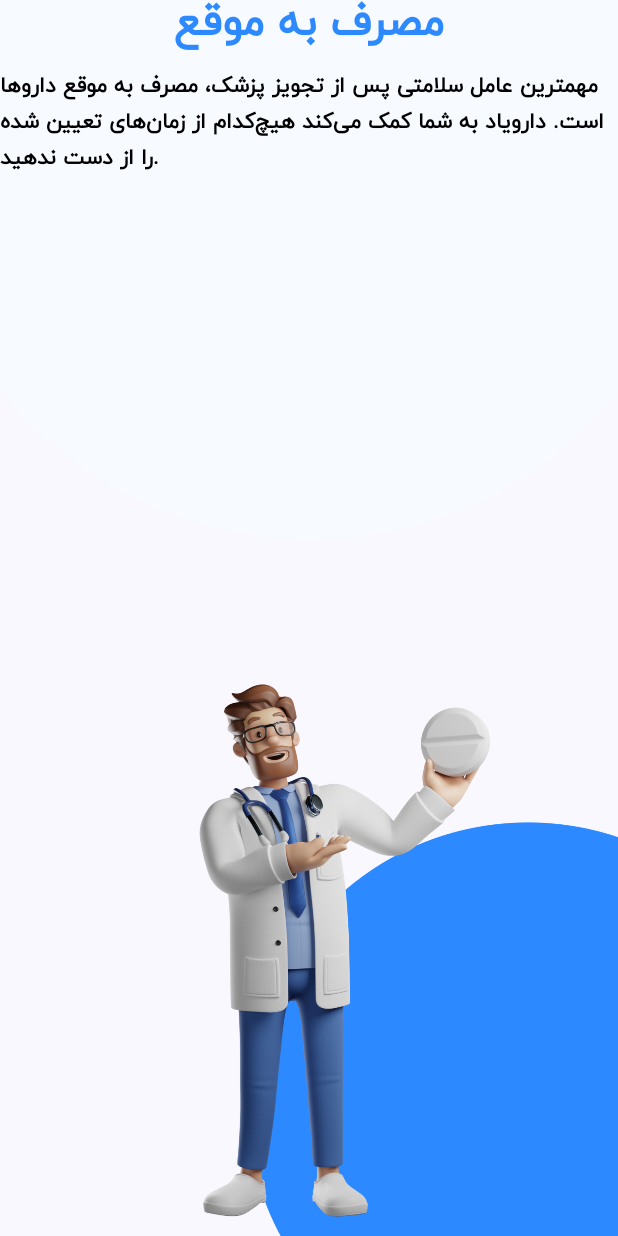
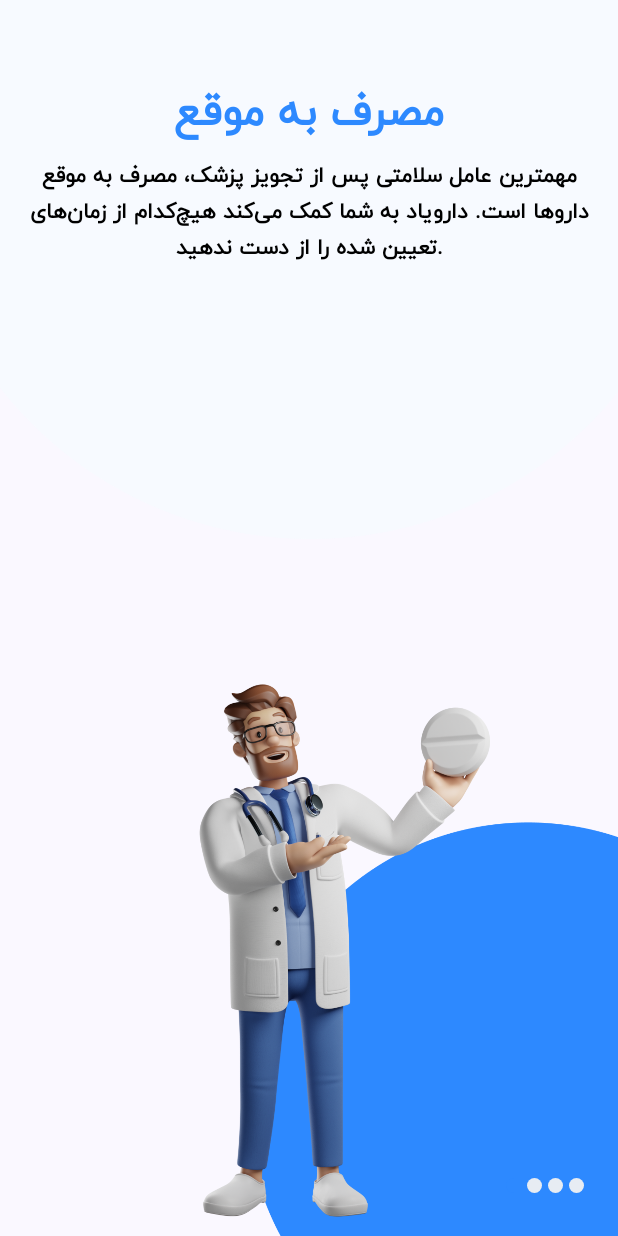
Before and after one commit to adel4780/Darooyad2, an Android app built with Jetpack Compose: the screen it shows after launch (MainActivity), on a phone screen of 412 x 824 dp. Run offline under Robolectric (Android 15) with nearby library versions, the phone set to English and light mode, and no system bars.

Commit message:
Change the onboarding page by dragging to the sides of the page

```diff
--- a/app/src/main/java/com/daroyad/daroyad/core/Nav.kt
+++ b/app/src/main/java/com/daroyad/daroyad/core/Nav.kt
@@ -16,7 +16,7 @@ fun Nav() {
 
     NavHost(navController = navHostController, startDestination = "splash_page") {
         composable("splash_page") {
-            SplashPage(navHostController)
+            OnboardingPage(navHostController)
         }
         composable("onboarding_page") {
             OnboardingPage(navHostController)
--- a/app/src/main/java/com/daroyad/daroyad/views/pages/onboarding/OnboardingPage.kt
+++ b/app/src/main/java/com/daroyad/daroyad/views/pages/onboarding/OnboardingPage.kt
@@ -1,42 +1,77 @@
 package com.daroyad.daroyad.views.pages.onboarding
 
+import androidx.compose.animation.core.animateFloatAsState
+import androidx.compose.animation.core.animateIntAsState
+import androidx.compose.animation.core.spring
 import androidx.compose.foundation.Image
+import androidx.compose.foundation.gestures.detectDragGestures
+import androidx.compose.foundation.gestures.detectHorizontalDragGestures
 import androidx.compose.foundation.layout.Arrangement
 import androidx.compose.foundation.layout.Box
 import androidx.compose.foundation.layout.Column
 import androidx.compose.foundation.layout.fillMaxSize
+import androidx.compose.foundation.layout.offset
 import androidx.compose.foundation.layout.padding
-import androidx.compose.foundation.lazy.LazyColumn
-import androidx.compose.material3.Scaffold
+import androidx.compose.foundation.layout.size
+import androidx.compose.material3.Slider
 import androidx.compose.material3.Text
 import androidx.compose.runtime.Composable
-import androidx.compose.runtime.LaunchedEffect
+import androidx.compose.runtime.DisposableEffect
+import androidx.compose.runtime.getValue
+import androidx.compose.runtime.mutableIntStateOf
+import androidx.compose.runtime.mutableStateOf
+import androidx.compose.runtime.remember
+import androidx.compose.runtime.setValue
 import androidx.compose.ui.Alignment
 import androidx.compose.ui.Modifier
+import androidx.compose.ui.geometry.Offset
 import androidx.compose.ui.graphics.Color
-import androidx.compose.ui.layout.VerticalAlignmentLine
+import androidx.compose.ui.input.pointer.consumeAllChanges
+import androidx.compose.ui.input.pointer.pointerInput
 import androidx.compose.ui.res.painterResource
 import androidx.compose.ui.res.stringResource
 import androidx.compose.ui.text.TextStyle
 import androidx.compose.ui.text.font.Font
 import androidx.compose.ui.text.font.FontFamily
 import androidx.compose.ui.text.font.FontWeight
+import androidx.compose.ui.text.style.TextAlign
+import androidx.compose.ui.unit.IntOffset
 import androidx.compose.ui.unit.dp
 import androidx.compose.ui.unit.sp
 import androidx.navigation.NavHostController
-import coil.compose.AsyncImage
 import com.daroyad.daroyad.R
-import kotlinx.coroutines.delay
-
-import com.daroyad.daroyad.views.pages.prescriptions.widgets.AddPrescription
-import com.daroyad.daroyad.views.pages.prescriptions.widgets.Prescription
+import kotlin.math.abs
 
 @Composable
 fun OnboardingPage(
     navHostController: NavHostController,
     modifier: Modifier = Modifier,
 ) {
+    var currentPage by remember { mutableIntStateOf(0) }
+    var x by remember { mutableStateOf(0.0f) }
+
     Column(
+        modifier = Modifier.pointerInput(Unit) {
+
+            detectHorizontalDragGestures(
+                onHorizontalDrag = { change, dragAmount ->
+                                   x = dragAmount
+                },
+                onDragStart = {},
+                onDragEnd = {
+                    if (x > 0 && currentPage <= 2) {
+                        // Dragged to the right
+                        currentPage++
+                    }
+
+                    if(x < 0 && currentPage >= 1){
+                        // Dragged to the left
+                        currentPage--
+                    }
+                },
+                onDragCancel = {},
+            )
+        },
         verticalArrangement = Arrangement.SpaceBetween
     ) {
         Box {
@@ -44,51 +79,72 @@ fun OnboardingPage(
                 painter = painterResource(
                     id = R.drawable.onboarding_background,
                 ),
-                contentDescription = "onboarding_background",
+                contentDescription = "onboarding_background"
             )
             Column(
+                modifier = modifier.padding(start = 15.0.dp, top = 60.0.dp, end = 15.0.dp),
                 verticalArrangement = Arrangement.Center,
-                horizontalAlignment = Alignment.CenterHorizontally,
+                horizontalAlignment = Alignment.CenterHorizontally
             ) {
                 Text(
                     text = stringResource(
-                        id = R.string.onboarding_title_1
+                        id = when (currentPage) {
+                            0 -> R.string.onboarding_title_1
+                            1 -> R.string.onboarding_title_2
+                            2 -> R.string.onboarding_title_3
+                            3 -> R.string.onboarding_title_4
+                            else -> throw IllegalArgumentException("Unknown page number: $currentPage")
+                        },
                     ),
-                    modifier = modifier.padding(
-                        bottom = 15.0.dp,
-                    ),
+                    modifier = modifier.padding(bottom = 15.0.dp),
                     style = TextStyle(
                         color = Color(0xFF2D89FF),
                         fontSize = 32.0.sp,
                         fontWeight = FontWeight.W700,
-                        fontFamily = FontFamily(
-                            Font(
-                                R.font.iranyekan_regular,
-                            ),
-                        ),
-                    ),
+                        fontFamily = FontFamily(Font(R.font.iranyekan_regular))
+                    )
                 )
                 Text(
                     text = stringResource(
-                        id = R.string.onboarding_description_1
-                    ),
-                    style = TextStyle(
+                        id = when (currentPage) {
+                            0 -> R.string.onboarding_description_1
+                            1 -> R.string.onboarding_description_2
+                            2 -> R.string.onboarding_description_3
+                            3 -> R.string.onboarding_description_4
+                            else -> throw IllegalArgumentException("Unknown page number: $currentPage")
+                        },
+                    ), style = TextStyle(
                         color = Color(0xFF000000),
                         fontSize = 16.0.sp,
                         fontWeight = FontWeight.W700,
-                        fontFamily = FontFamily(
-                            Font(
-                                R.font.iranyekan_regular,
-                            ),
-                        ),
+                        fontFamily = FontFamily(Font(R.font.iranyekan_regular)),
+                        textAlign = TextAlign.Center
                     ),
-                    lineHeight = 24.0.sp,
+                    lineHeight = 24.0.sp
                 )
             }
         }
-        Image(
-            painter = painterResource(id = R.drawable.onboarding_1),
-            contentDescription = "onboarding_1"
-        )
+        Box(
+            contentAlignment = Alignment.BottomEnd,
+            modifier = modifier
+        ) {
+            Image(
+                painter = painterResource(
+                    id = when (currentPage) {
+                        0 -> R.drawable.onboarding_1
+                        1 -> R.drawable.onboarding_2
+                        2 -> R.drawable.onboarding_3
+                        3 -> R.drawable.onboarding_4
+                        else -> throw IllegalArgumentException("Unknown page number: $currentPage")
+                    },
+                ),
+                contentDescription = "onboarding"
+            )
+            SmoothPageIndicator(
+                numPages = 4,
+                currentPage = currentPage,
+                modifier = modifier.padding(end = 20.0.dp, bottom = 30.0.dp)
+            )
+        }
     }
 }
--- /dev/null
+++ b/app/src/main/java/com/daroyad/daroyad/views/pages/onboarding/SmoothPageIndicator.kt
@@ -0,0 +1,79 @@
+package com.daroyad.daroyad.views.pages.onboarding
+
+import androidx.compose.animation.core.Animatable
+import androidx.compose.animation.core.tween
+import androidx.compose.foundation.Canvas
+import androidx.compose.foundation.layout.Box
+import androidx.compose.foundation.layout.Row
+import androidx.compose.foundation.layout.fillMaxWidth
+import androidx.compose.foundation.layout.height
+import androidx.compose.foundation.layout.padding
+import androidx.compose.foundation.layout.size
+import androidx.compose.foundation.lazy.LazyRow
+import androidx.compose.runtime.Composable
+import androidx.compose.runtime.LaunchedEffect
+import androidx.compose.runtime.remember
+import androidx.compose.ui.Alignment
+import androidx.compose.ui.Modifier
+import androidx.compose.ui.geometry.CornerRadius
+import androidx.compose.ui.geometry.Offset
+import androidx.compose.ui.geometry.Size
+import androidx.compose.ui.graphics.Color
+import androidx.compose.ui.graphics.drawscope.Stroke
+import androidx.compose.ui.unit.dp
+
+@Composable
+fun SmoothPageIndicator(
+    numPages: Int,
+    currentPage: Int,
+    modifier: Modifier = Modifier
+) {
+    val indicatorPosition = remember { Animatable(initialValue = currentPage.toFloat()) }
+
+    LaunchedEffect(currentPage) {
+        indicatorPosition.animateTo(
+            targetValue = currentPage.toFloat(),
+            animationSpec = tween(durationMillis = 300)
+        )
+    }
+
+    Row(
+        modifier = modifier
+            .size(
+                56.0.dp,
+                10.dp,
+            )
+            .fillMaxWidth(),
+    ) {
+        repeat(numPages) { pageIndex ->
+            Box(
+                modifier = Modifier
+                    .weight(1f)
+                    .padding(1.dp),
+                contentAlignment = Alignment.Center
+            ) {
+                Canvas(
+                    modifier = Modifier.fillMaxWidth(),
+                    onDraw = {
+                        drawRoundRect(
+                            color =
+                            if (pageIndex == indicatorPosition.value.toInt())
+                                Color(0xFF2D89FF)
+                            else Color(0xFFE7ECF3),
+                            size = Size(
+                                if (pageIndex == indicatorPosition.value.toInt())
+                                    20.0.dp.toPx()
+                                else 10.0.dp.toPx(),
+                                10.0.dp.toPx(),
+                            ),
+                            cornerRadius = CornerRadius(
+                                10.0f,
+                                10.0f,
+                            ),
+                        )
+                    }
+                )
+            }
+        }
+    }
+}
```
